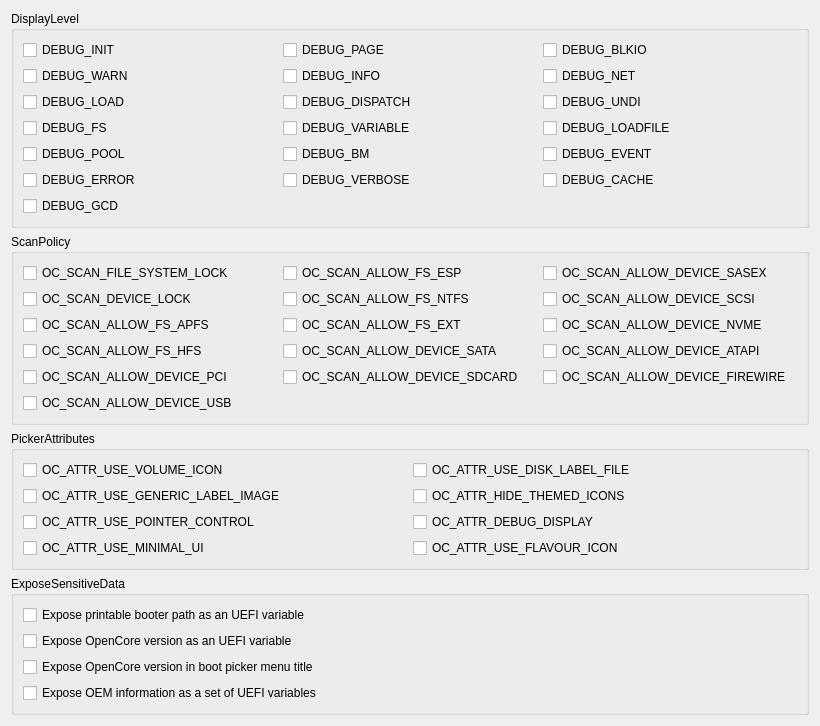
The window that dlgParameters.ui (ic005k/OCAuxiliaryTools) describes before a commit, drawn with Qt 5.
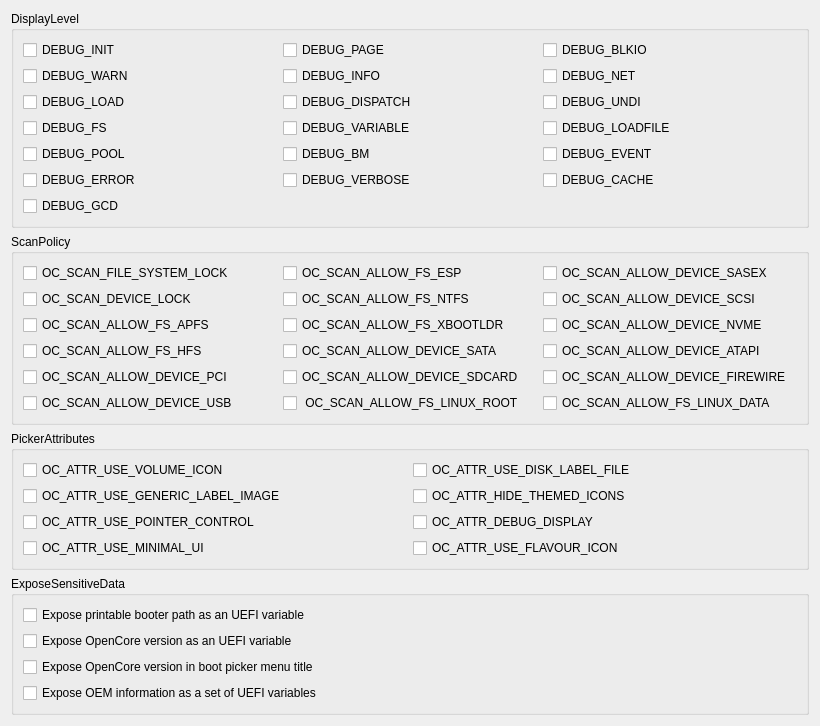
The same window after the commit.

Diff of the .ui file:
```diff
--- a/dlgParameters.ui
+++ b/dlgParameters.ui
@@ -177,7 +177,7 @@
        </widget>
       </item>
       <item row="0" column="2">
-       <widget class="QCheckBox" name="chk9">
+       <widget class="QCheckBox" name="chk11">
         <property name="text">
          <string>OC_SCAN_ALLOW_DEVICE_SASEX</string>
         </property>
@@ -198,7 +198,7 @@
        </widget>
       </item>
       <item row="1" column="2">
-       <widget class="QCheckBox" name="chk10">
+       <widget class="QCheckBox" name="chk12">
         <property name="text">
          <string>OC_SCAN_ALLOW_DEVICE_SCSI</string>
         </property>
@@ -212,14 +212,14 @@
        </widget>
       </item>
       <item row="2" column="1">
-       <widget class="QCheckBox" name="chk7">
+       <widget class="QCheckBox" name="chk9">
         <property name="text">
-         <string>OC_SCAN_ALLOW_FS_EXT</string>
+         <string>OC_SCAN_ALLOW_FS_XBOOTLDR</string>
         </property>
        </widget>
       </item>
       <item row="2" column="2">
-       <widget class="QCheckBox" name="chk11">
+       <widget class="QCheckBox" name="chk13">
         <property name="text">
          <string>OC_SCAN_ALLOW_DEVICE_NVME</string>
         </property>
@@ -233,47 +233,61 @@
        </widget>
       </item>
       <item row="3" column="1">
-       <widget class="QCheckBox" name="chk8">
+       <widget class="QCheckBox" name="chk10">
         <property name="text">
          <string>OC_SCAN_ALLOW_DEVICE_SATA</string>
         </property>
        </widget>
       </item>
       <item row="3" column="2">
-       <widget class="QCheckBox" name="chk12">
+       <widget class="QCheckBox" name="chk14">
         <property name="text">
          <string>OC_SCAN_ALLOW_DEVICE_ATAPI</string>
         </property>
        </widget>
       </item>
       <item row="4" column="0">
-       <widget class="QCheckBox" name="chk16">
+       <widget class="QCheckBox" name="chk18">
         <property name="text">
          <string>OC_SCAN_ALLOW_DEVICE_PCI</string>
         </property>
        </widget>
       </item>
       <item row="4" column="1">
-       <widget class="QCheckBox" name="chk15">
+       <widget class="QCheckBox" name="chk17">
         <property name="text">
          <string>OC_SCAN_ALLOW_DEVICE_SDCARD</string>
         </property>
        </widget>
       </item>
       <item row="4" column="2">
-       <widget class="QCheckBox" name="chk14">
+       <widget class="QCheckBox" name="chk16">
         <property name="text">
          <string>OC_SCAN_ALLOW_DEVICE_FIREWIRE</string>
         </property>
        </widget>
       </item>
       <item row="5" column="0">
-       <widget class="QCheckBox" name="chk13">
+       <widget class="QCheckBox" name="chk15">
         <property name="text">
          <string>OC_SCAN_ALLOW_DEVICE_USB</string>
         </property>
        </widget>
       </item>
+      <item row="5" column="1">
+       <widget class="QCheckBox" name="chk7">
+        <property name="text">
+         <string> OC_SCAN_ALLOW_FS_LINUX_ROOT</string>
+        </property>
+       </widget>
+      </item>
+      <item row="5" column="2">
+       <widget class="QCheckBox" name="chk8">
+        <property name="text">
+         <string>OC_SCAN_ALLOW_FS_LINUX_DATA</string>
+        </property>
+       </widget>
+      </item>
      </layout>
     </widget>
    </item>
```
